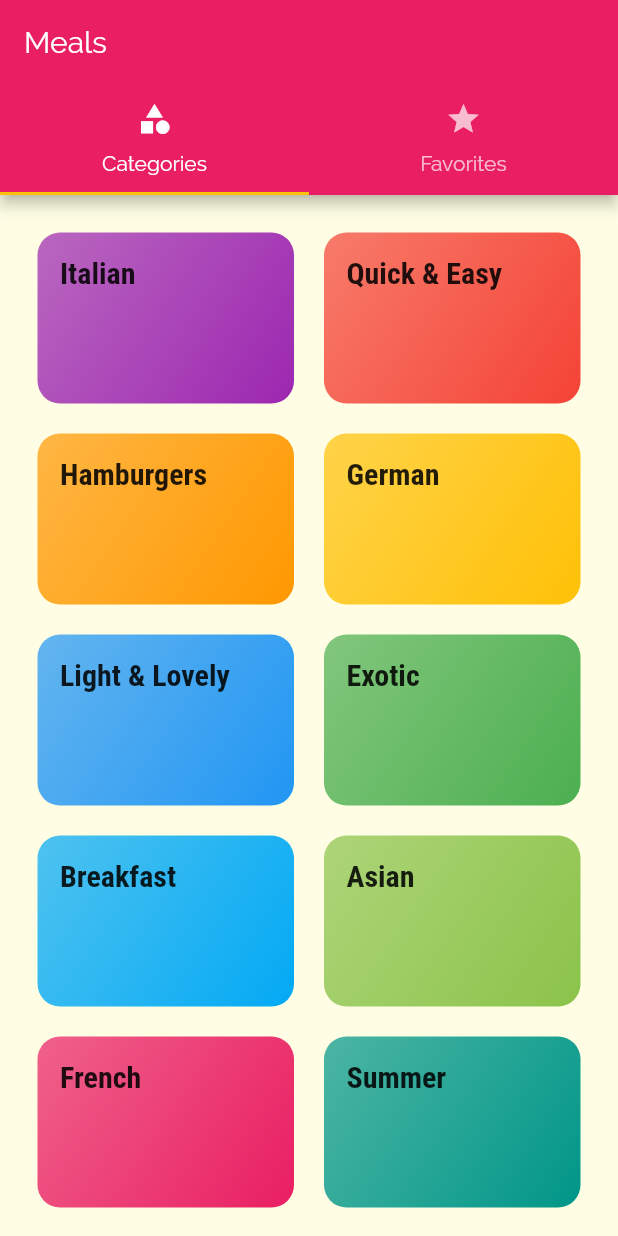
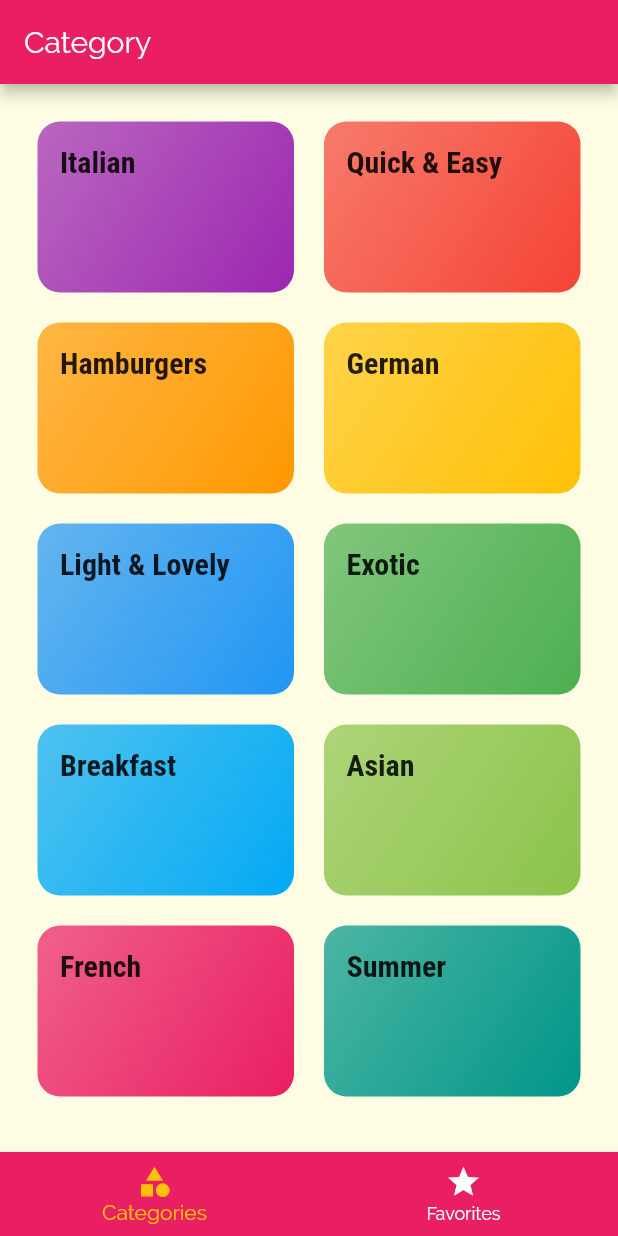
Before and after one commit to ny6/flutter-meals-app, a Flutter app: the screen it shows after launch, on a phone screen of 412 x 824 dp. Run offline on Flutter 3.47's test engine with Material 2 defaults, Android fonts, the phone set to English and light mode, and no system bars.

Commit message:
one where bottom tab screen added

```diff
--- a/lib/screens/tabs_screen.dart
+++ b/lib/screens/tabs_screen.dart
@@ -9,26 +9,40 @@ class TabsScreen extends StatefulWidget {
 }
 
 class _TabsScreenState extends State<TabsScreen> {
+  final List<Map<String, Object>> _pages = [
+    {'title': 'Category', 'page': CategoryScreen()},
+    {'title': 'Favorite', 'page': FavoriteScreen()},
+  ];
+
+  int _selectedPageIndex = 0;
+
+  void _selectPage(int index) {
+    setState(() {
+      _selectedPageIndex = index;
+    });
+  }
+
   @override
   Widget build(BuildContext context) {
-    return DefaultTabController(
-      length: 2,
-      child: Scaffold(
-        appBar: AppBar(
-          title: Text('Meals'),
-          bottom: TabBar(
-            tabs: <Widget>[
-              Tab(icon: Icon(Icons.category), text: 'Categories'),
-              Tab(icon: Icon(Icons.star), text: 'Favorites'),
-            ],
+    return Scaffold(
+      appBar: AppBar(title: Text(_pages[_selectedPageIndex]['title'])),
+      body: _pages[_selectedPageIndex]['page'],
+      bottomNavigationBar: BottomNavigationBar(
+        onTap: _selectPage,
+        backgroundColor: Theme.of(context).primaryColor,
+        unselectedItemColor: Colors.white,
+        selectedItemColor: Theme.of(context).accentColor,
+        currentIndex: _selectedPageIndex,
+        items: [
+          BottomNavigationBarItem(
+            icon: const Icon(Icons.category),
+            title: const Text('Categories'),
           ),
-        ),
-        body: TabBarView(
-          children: <Widget>[
-            CategoryScreen(),
-            FavoriteScreen(),
-          ],
-        ),
+          BottomNavigationBarItem(
+            icon: const Icon(Icons.star),
+            title: const Text('Favorites'),
+          ),
+        ],
       ),
     );
   }
```
Also changed, not shown: lib/screens/top_tab_screen.dart (added, +30 -0 lines).
